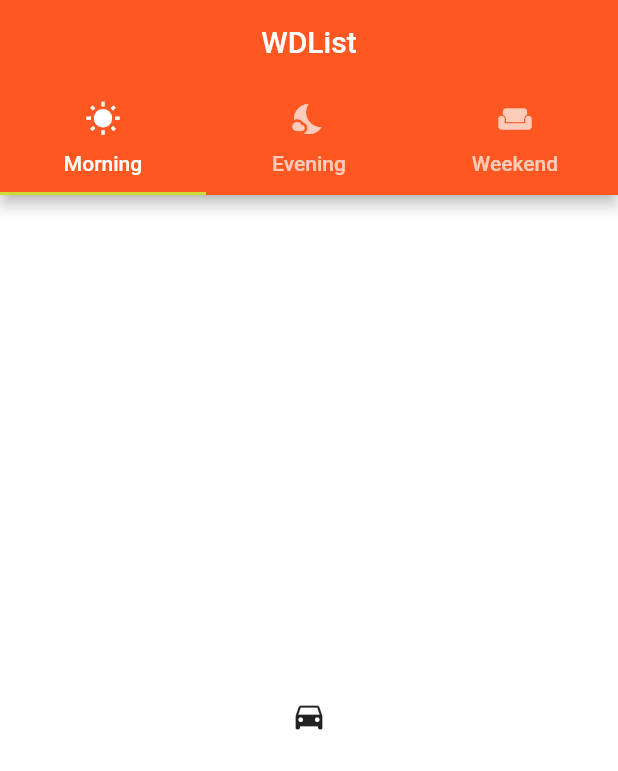
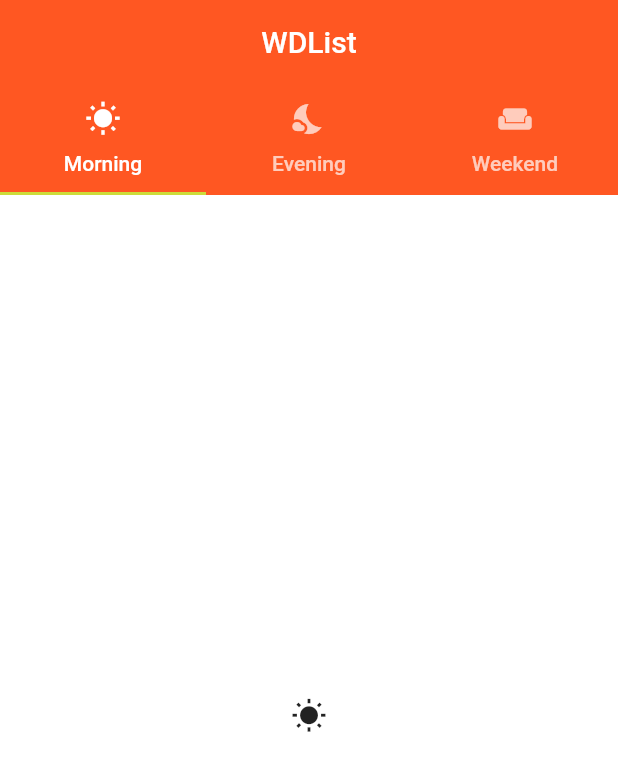
Before and after one commit to Aadityajoshi151/wdlist, a Flutter app: the screen it shows after launch, on a phone screen of 412 x 824 dp. Shown: the top 771 px of the screen. Run offline on Flutter 3.47's test engine with Material 2 defaults, Android fonts, the light colour scheme and no system bars.

Commit message:
changed appbar elevation and icons on screen

```diff
--- a/lib/screens/HomeScreen.dart
+++ b/lib/screens/HomeScreen.dart
@@ -12,6 +12,7 @@ class _HomeScreenState extends State<HomeScreen> {
         length: 3,
         child: Scaffold(
           appBar: AppBar(
+            elevation: 0,
             bottom: const TabBar(
               tabs: [
                 Tab(text: "Morning",icon: Icon(Icons.wb_sunny)),
@@ -23,9 +24,9 @@ class _HomeScreenState extends State<HomeScreen> {
           ),
           body: const TabBarView(
             children: [
-              Icon(Icons.directions_car),
-              Icon(Icons.directions_transit),
-              Icon(Icons.directions_bike),
+              Icon(Icons.wb_sunny),
+              Icon(Icons.nights_stay),
+              Icon(Icons.weekend),
             ],
           ),
         ),
```
